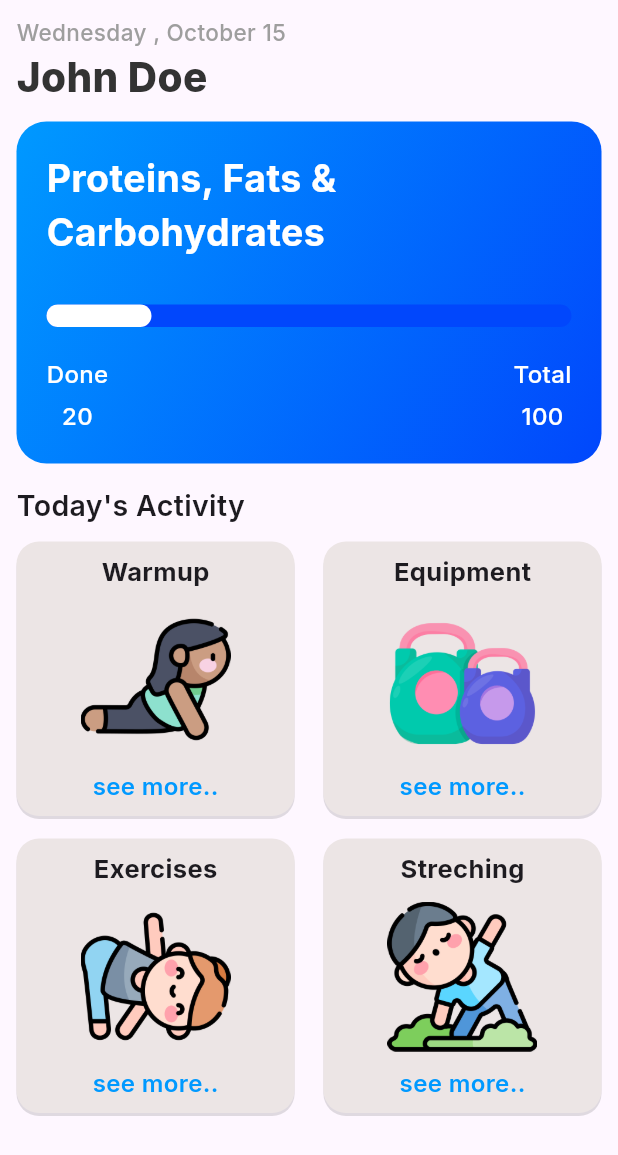
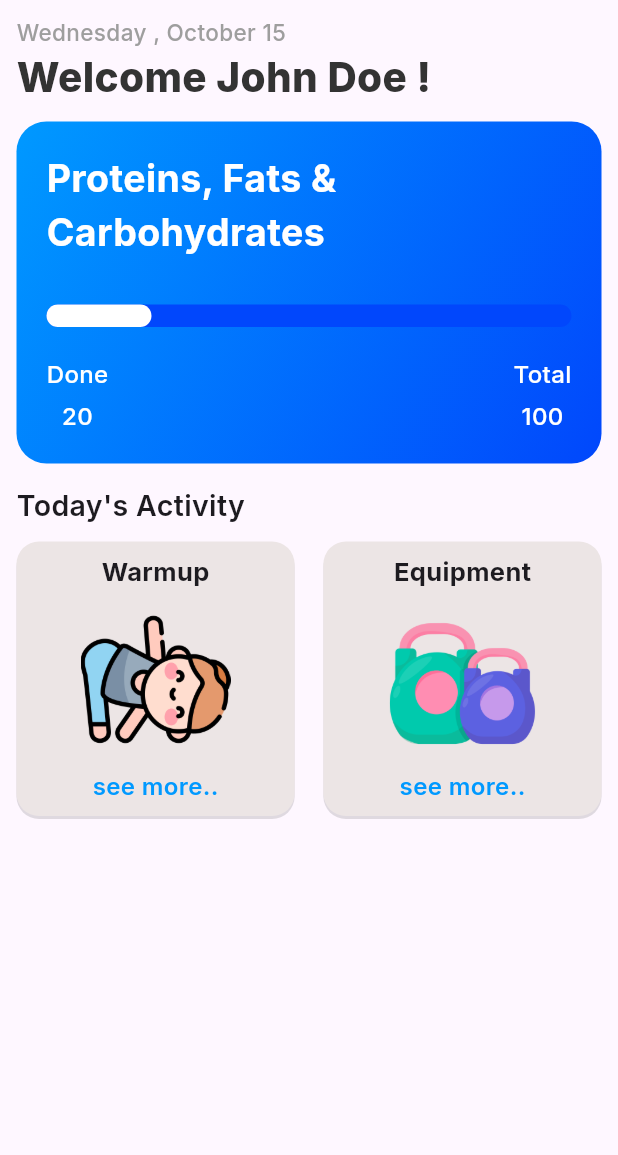
Before and after one commit to viraj992/workouts-mobile-App, a Flutter app: the HomePage screen opened directly, on a phone screen of 412 x 824 dp. Shown: the top 1155 px of the screen. Run offline on Flutter 3.47's test engine with Material 3 defaults, Android fonts, the phone set to English and light mode, and no system bars; our stand-ins replace google_fonts.

Commit message:
edit ui views

```diff
--- a/lib/pages/home_page.dart
+++ b/lib/pages/home_page.dart
@@ -52,7 +52,7 @@ class _HomePageState extends State<HomePage> {
                   ),
                 ),
                 Text(
-                  "${userData.fullName} ",
+                  "Welcome ${userData.fullName} ! ",
                   style: const TextStyle(
                     fontSize: 27,
                     fontWeight: FontWeight.w800,
@@ -88,7 +88,7 @@ class _HomePageState extends State<HomePage> {
                       },
                       child: ExerciseCard(
                         title: "Warmup",
-                        imageUrl: "assets/images/exercises/cobra.png",
+                        imageUrl: "assets/images/exercises/triangle.png",
                         description: "see more..",
                       ),
                     ),
@@ -113,52 +113,52 @@ class _HomePageState extends State<HomePage> {
                     ),
                   ],
                 ),
-                SizedBox(height: 15),
-                Row(
-                  mainAxisAlignment: MainAxisAlignment.spaceBetween,
-                  children: [
-                    GestureDetector(
-                      onTap: () {
-                        Navigator.push(
-                          context,
-                          MaterialPageRoute(
-                            builder: (context) => ExerciseDetailsPage(
-                              exerciseTitle: "Exercises",
-                              exerciseDescription:
-                                  "Welcome to our travel app, your ultimate guide to discovering captivating destinations around the globe! Whether you're seeking the tranquility visit offers something for every traveler.",
-                              exerciseList: exerciseList,
-                            ),
-                          ),
-                        );
-                      },
-                      child: ExerciseCard(
-                        title: "Exercises",
-                        imageUrl: "assets/images/exercises/triangle.png",
-                        description: "see more..",
-                      ),
-                    ),
-                    GestureDetector(
-                      onTap: () {
-                        Navigator.push(
-                          context,
-                          MaterialPageRoute(
-                            builder: (context) => ExerciseDetailsPage(
-                              exerciseTitle: "Streching",
-                              exerciseDescription:
-                                  "Welcome to our travel app, your ultimate guide to discovering captivating destinations around the globe! Whether you're seeking the tranquility visit offers something for every traveler.",
-                              exerciseList: exerciseList,
-                            ),
-                          ),
-                        );
-                      },
-                      child: ExerciseCard(
-                        title: "Streching",
-                        imageUrl: "assets/images/exercises/yoga.png",
-                        description: "see more..",
-                      ),
-                    ),
-                  ],
-                ),
+                // SizedBox(height: 15),
+                // Row(
+                //   mainAxisAlignment: MainAxisAlignment.spaceBetween,
+                //   children: [
+                //     GestureDetector(
+                //       onTap: () {
+                //         Navigator.push(
+                //           context,
+                //           MaterialPageRoute(
+                //             builder: (context) => ExerciseDetailsPage(
+                //               exerciseTitle: "Exercises",
+                //               exerciseDescription:
+                //                   "Welcome to our travel app, your ultimate guide to discovering captivating destinations around the globe! Whether you're seeking the tranquility visit offers something for every traveler.",
+                //               exerciseList: exerciseList,
+                //             ),
+                //           ),
+                //         );
+                //       },
+                //       child: ExerciseCard(
+                //         title: "Exercises",
+                //         imageUrl: "assets/images/exercises/triangle.png",
+                //         description: "see more..",
+                //       ),
+                //     ),
+                //     GestureDetector(
+                //       onTap: () {
+                //         Navigator.push(
+                //           context,
+                //           MaterialPageRoute(
+                //             builder: (context) => ExerciseDetailsPage(
+                //               exerciseTitle: "Streching",
+                //               exerciseDescription:
+                //                   "Welcome to our travel app, your ultimate guide to discovering captivating destinations around the globe! Whether you're seeking the tranquility visit offers something for every traveler.",
+                //               exerciseList: exerciseList,
+                //             ),
+                //           ),
+                //         );
+                //       },
+                //       child: ExerciseCard(
+                //         title: "Streching",
+                //         imageUrl: "assets/images/exercises/yoga.png",
+                //         description: "see more..",
+                //       ),
+                //     ),
+                //   ],
+                // ),
               ],
             ),
           ),
```
